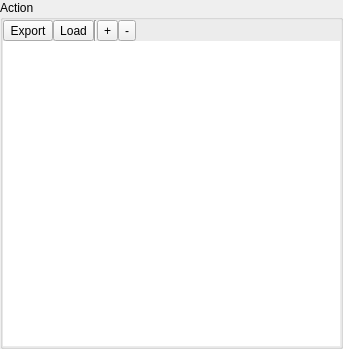
Above: source/wnd/ui/robohand.ui from ww4u/megarobostudio before the change. Below: the same form after it.
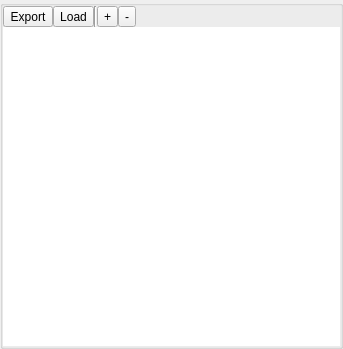
That is the form after the change. Icons and pictures are not drawn.

What changed in the file:
```diff
--- a/source/wnd/ui/robohand.ui
+++ b/source/wnd/ui/robohand.ui
@@ -37,7 +37,7 @@
    <item>
     <widget class="QGroupBox" name="groupBox">
      <property name="title">
-      <string>Action</string>
+      <string/>
      </property>
      <layout class="QVBoxLayout" name="verticalLayout_2">
       <property name="spacing">
@@ -152,6 +152,9 @@
         <property name="frameShape">
          <enum>QFrame::NoFrame</enum>
         </property>
+        <property name="alternatingRowColors">
+         <bool>true</bool>
+        </property>
         <attribute name="horizontalHeaderStretchLastSection">
          <bool>true</bool>
         </attribute>
```
